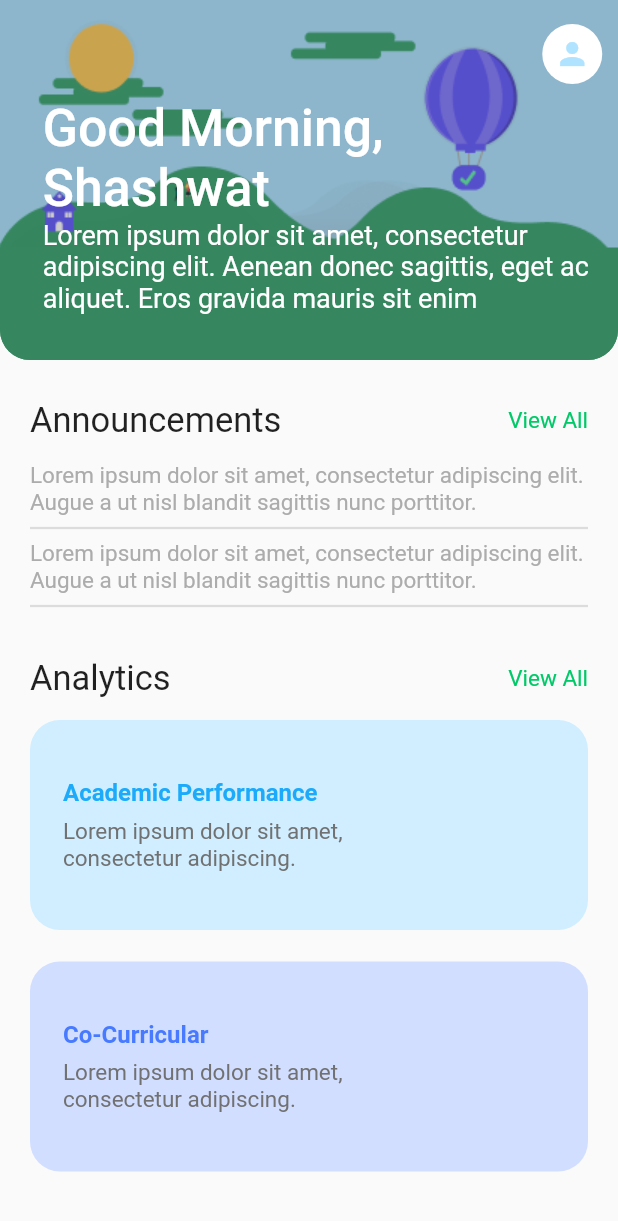
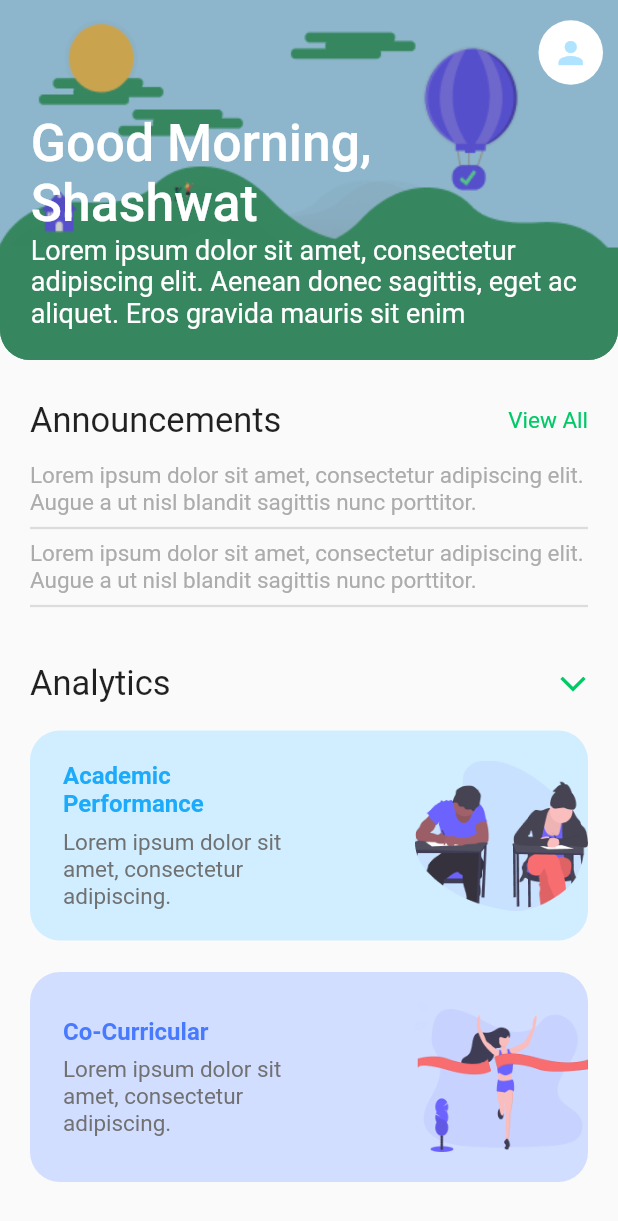
Before and after one commit to Shashwat-Joshi/IntelliEd, a Flutter app: the screen it shows after launch, on a phone screen of 412 x 824 dp. Shown: the top 1221 px of the screen. Run offline on Flutter 3.47's test engine with Material 2 defaults, Android fonts, the light colour scheme and no system bars; Roboto replaces fonts that are missing (Nunito Bold, Nunito Light, Nunito Regular).

Commit message:
analytics widget completed

```diff
--- a/lib/routes/appRoutes.dart
+++ b/lib/routes/appRoutes.dart
@@ -1,14 +1,23 @@
 import 'package:IntelliEd/users/student/presentation/pages/homePage.dart';
+import 'package:IntelliEd/users/student/presentation/pages/profilePage.dart';
 import 'package:flutter/material.dart';
 
 Route onGeneratedRoutes(RouteSettings settings) {
   switch (settings.name) {
+    // FIXME: Change / route to login page later on
     case '/':
       return PageRouteBuilder(
         transitionDuration: Duration(milliseconds: 300),
         pageBuilder: (context, _, __) => StudentHomePage(),
       );
       break;
+    case '/student/profile':
+      return PageRouteBuilder(
+        transitionDuration: Duration(milliseconds: 400),
+        reverseTransitionDuration: Duration(milliseconds: 400),
+        pageBuilder: (context, _, __) => StudentProfilePage(),
+      );
+      break;
     default:
       return null;
   }
--- a/lib/users/student/model/student.dart
+++ b/lib/users/student/model/student.dart
@@ -1,16 +1,16 @@
 import 'package:flutter/material.dart';
 
 // For Sliver app bar
-class AppBar {
+class CustomSliverAppBar {
   final String name, techSummary, imagePath;
-  AppBar({
+  CustomSliverAppBar({
     @required this.name,
     @required this.techSummary,
     @required this.imagePath,
   });
 }
 
-AppBar testAppBar = AppBar(
+CustomSliverAppBar testAppBar = CustomSliverAppBar(
     name: 'Shashwat',
     techSummary:
         'Lorem ipsum dolor sit amet, consectetur adipiscing elit. Aenean donec sagittis, eget ac aliquet. Eros gravida mauris sit enim',
@@ -30,12 +30,13 @@ Map<String, String> announcementText = {
 
 // For Analytics features
 class AnalyticsFeatures {
-  final String heading, subHeading;
+  final String heading, subHeading, imagePath;
   final Color color, textColor;
 
   AnalyticsFeatures({
     @required this.heading,
     @required this.subHeading,
+    @required this.imagePath,
     @required this.color,
     @required this.textColor,
   });
@@ -45,36 +46,42 @@ List<AnalyticsFeatures> analyticsFeatures = [
   AnalyticsFeatures(
     heading: 'Academic Performance',
     subHeading: 'Lorem ipsum dolor sit amet, consectetur adipiscing.',
+    imagePath: 'assets/student/images/analyticsVectors/1.png',
     color: Color(0xFFD0EEFF),
     textColor: Color(0xFF1CAAFA),
   ),
   AnalyticsFeatures(
     heading: 'Co-Curricular',
     subHeading: 'Lorem ipsum dolor sit amet, consectetur adipiscing.',
+    imagePath: 'assets/student/images/analyticsVectors/2.png',
     color: Color(0xFFD1DEFF),
     textColor: Color(0xFF477AFF),
   ),
   AnalyticsFeatures(
     heading: 'Behaviour',
     subHeading: 'Lorem ipsum dolor sit amet, consectetur adipiscing.',
+    imagePath: 'assets/student/images/analyticsVectors/1.png',
     color: Color(0xFFFFF2CA),
     textColor: Color(0xFFE3AE01),
   ),
   AnalyticsFeatures(
     heading: 'Skills',
     subHeading: 'Lorem ipsum dolor sit amet, consectetur adipiscing.',
+    imagePath: 'assets/student/images/analyticsVectors/1.png',
     color: Color(0xFFAFFFD9),
     textColor: Color(0xFF00C968),
   ),
   AnalyticsFeatures(
     heading: 'Attendance',
     subHeading: 'Lorem ipsum dolor sit amet, consectetur adipiscing.',
+    imagePath: 'assets/student/images/analyticsVectors/1.png',
     color: Color(0xFFFCDCFF),
     textColor: Color(0xFFF14CFF),
   ),
   AnalyticsFeatures(
     heading: 'Quiz',
     subHeading: 'Lorem ipsum dolor sit amet, consectetur adipiscing.',
+    imagePath: 'assets/student/images/analyticsVectors/1.png',
     color: Color(0xFFFFE2C7),
     textColor: Color(0xFFFA861C),
   ),
--- a/lib/users/student/presentation/pages/homePage.dart
+++ b/lib/users/student/presentation/pages/homePage.dart
@@ -1,8 +1,6 @@
-import 'package:IntelliEd/style/theme.dart';
-import 'package:IntelliEd/users/student/presentation/widgets/analyticsCardWidget.dart';
+import 'package:IntelliEd/users/student/presentation/widgets/homePageWidgets.dart';
 import 'package:IntelliEd/users/student/presentation/widgets/sliverAppBar.dart';
 import 'package:IntelliEd/users/student/model/student.dart';
-import 'package:IntelliEd/widgets/rowOfViewAll.dart';
 import 'package:flutter/material.dart';
 
 class StudentHomePage extends StatefulWidget {
@@ -12,6 +10,7 @@ class StudentHomePage extends StatefulWidget {
 
 class _StudentHomePageState extends State<StudentHomePage> {
   final ScrollController _scrollController = ScrollController();
+  double homePageHeight = 790.0;
 
   @override
   void dispose() {
@@ -24,23 +23,25 @@ class _StudentHomePageState extends State<StudentHomePage> {
     Size size = MediaQuery.of(context).size;
     return Scaffold(
       body: Scrollbar(
+        radius: Radius.circular(20.0),
         thickness: 4.0,
         controller: _scrollController,
         child: CustomScrollView(
           controller: _scrollController,
-          physics: BouncingScrollPhysics(),
+          physics: BouncingScrollPhysics(parent: ClampingScrollPhysics()),
           slivers: [
             sliverAppBarWidget(
               size,
               testAppBar.name,
               testAppBar.techSummary,
               testAppBar.imagePath,
+              this.context,
             ),
             SliverList(
               delegate: SliverChildListDelegate(
                 [
                   Container(
-                    height: 790,
+                    height: homePageHeight,
                     decoration: BoxDecoration(
                       borderRadius: BorderRadius.only(
                         topLeft: Radius.circular(20.0),
@@ -66,72 +67,20 @@ class _StudentHomePageState extends State<StudentHomePage> {
   List<Widget> homeScreenWidgets(Size size) {
     return [
       announcementWidget(),
-      analyticsWidget(size),
+      AnalyticsWidget(
+        size: size,
+        onTapArrow: (int turns) {
+          setState(() {
+            if (turns == 3) {
+              homePageHeight = 1450.0;
+            } else {
+              homePageHeight = 790.0;
+            }
+          });
+        },
+      ),
+      // assignmentWidget(),
       calendarWidget(),
     ];
   }
-
-  Widget announcementWidget() => Container(
-        child: Column(
-          children: [
-            SizedBox(height: 27.0),
-            rowofViewAll('Announcements'),
-            SizedBox(height: 14.0),
-            Text(
-              announcementText['0'],
-              style: viewAllStyle.apply(
-                color: Color(0xFFACACAC),
-              ),
-            ),
-            Divider(
-              thickness: 1.5,
-            ),
-            Text(
-              announcementText['0'],
-              style: viewAllStyle.apply(
-                color: Color(0xFFACACAC),
-              ),
-            ),
-            Divider(thickness: 1.5),
-          ],
-        ),
-      );
-
-  Widget analyticsWidget(Size size) => Container(
-        height: 400.0,
-        padding: EdgeInsets.all(0.0),
-        child: Column(
-          children: [
-            SizedBox(height: 27.0),
-            rowofViewAll('Analytics'),
-            SizedBox(height: 14.0),
-            for (int i = 0; i < 2; i++)
-              analyticsCardWidget(
-                  analyticsFeatures[i].heading,
-                  analyticsFeatures[i].subHeading,
-                  analyticsFeatures[i].color,
-                  analyticsFeatures[i].textColor,
-                  size),
-          ],
-        ),
-      );
-
-  Widget calendarWidget() => Container(
-        child: Column(
-          children: [
-            SizedBox(height: 27.0),
-            rowofViewAll('Calander'),
-            SizedBox(height: 14.0),
-            Text(
-              announcementText['0'],
-              style: viewAllStyle.apply(
-                color: Color(0xFFACACAC),
-              ),
-            ),
-            Divider(
-              thickness: 1.5,
-            ),
-          ],
-        ),
-      );
 }
--- a/lib/users/student/presentation/widgets/analyticsCardWidget.dart
+++ b/lib/users/student/presentation/widgets/analyticsCardWidget.dart
@@ -1,27 +1,33 @@
 import 'package:IntelliEd/style/theme.dart';
 import 'package:flutter/material.dart';
 
-analyticsCardWidget(String heading, String subheading, Color color,
-    Color textColor, Size size) {
-  print('H-${size.height} W-${size.width}');
+analyticsCardWidget(
+  String heading,
+  String subheading,
+  String imagePath,
+  Color color,
+  Color textColor,
+  Size size,
+) {
   return Container(
     margin: EdgeInsets.only(bottom: 21.0),
-    padding: EdgeInsets.symmetric(horizontal: 22.0),
+    padding: EdgeInsets.only(left: 22.0),
     height: 140.0,
-    width: size.width,
+    width: size.width - 0.0,
     decoration: BoxDecoration(
       color: color,
       borderRadius: BorderRadius.circular(20.0),
     ),
     child: Row(
+      mainAxisAlignment: MainAxisAlignment.spaceBetween,
       children: [
         Container(
-          width: size.width / 2,
+          width: size.width / 2 - 44.0,
           child: SingleChildScrollView(
             physics: BouncingScrollPhysics(),
             child: Column(
+              mainAxisAlignment: MainAxisAlignment.center,
               crossAxisAlignment: CrossAxisAlignment.start,
-              mainAxisAlignment: MainAxisAlignment.center,
               children: [
                 Text(
                   heading,
@@ -41,6 +47,17 @@ analyticsCardWidget(String heading, String subheading, Color color,
             ),
           ),
         ),
+        Container(
+          width: size.width / 2 - 44.0,
+          height: 100.0,
+          decoration: BoxDecoration(
+            image: DecorationImage(
+              alignment: Alignment.centerRight,
+              fit: BoxFit.contain,
+              image: AssetImage(imagePath),
+            ),
+          ),
+        ),
       ],
     ),
   );
--- /dev/null
+++ b/lib/users/student/presentation/widgets/homePageWidgets.dart
@@ -0,0 +1,126 @@
+import 'package:IntelliEd/style/theme.dart';
+import 'package:IntelliEd/users/student/model/student.dart';
+import 'package:IntelliEd/widgets/rowOfViewAll.dart';
+import 'package:flutter/material.dart';
+import 'analyticsCardWidget.dart';
+
+class AnalyticsWidget extends StatefulWidget {
+  final Function onTapArrow;
+  final Size size;
+  AnalyticsWidget({@required this.size, this.onTapArrow});
+
+  @override
+  _AnalyticsWidgetState createState() => _AnalyticsWidgetState();
+}
+
+class _AnalyticsWidgetState extends State<AnalyticsWidget> {
+  int turns = 1, listLength = 2;
+  double analyticsHeight = 400.0;
+
+  @override
+  Widget build(BuildContext context) {
+    return Container(
+      height: analyticsHeight,
+      padding: EdgeInsets.all(0.0),
+      child: SingleChildScrollView(
+        physics: NeverScrollableScrollPhysics(),
+        child: Column(
+          children: [
+            SizedBox(height: 27.0),
+            Row(
+              mainAxisAlignment: MainAxisAlignment.spaceBetween,
+              children: [
+                Text(
+                  'Analytics',
+                  style: heading2,
+                ),
+                InkWell(
+                  splashColor: Colors.transparent,
+                  highlightColor: Colors.transparent,
+                  onTap: () {
+                    setState(() {
+                      (turns == 1) ? turns = 3 : turns = 1;
+                      analyticsHeight == 400.0
+                          ? analyticsHeight = 1045.0
+                          : analyticsHeight = 400.0;
+                      widget.onTapArrow(turns);
+                      listLength == 2
+                          ? listLength = analyticsFeatures.length
+                          : listLength = 2;
+                    });
+                  },
+                  child: Container(
+                    padding: EdgeInsets.only(left: 10.0, bottom: 7.0, top: 7.0),
+                    child: RotatedBox(
+                      quarterTurns: turns,
+                      child: Icon(
+                        Icons.arrow_forward_ios,
+                        size: 20.0,
+                        color: Color(0xFF00C968),
+                      ),
+                    ),
+                  ),
+                ),
+              ],
+            ),
+            SizedBox(height: 14.0),
+            for (int i = 0; i < listLength; i++)
+              analyticsCardWidget(
+                analyticsFeatures[i].heading,
+                analyticsFeatures[i].subHeading,
+                analyticsFeatures[i].imagePath,
+                analyticsFeatures[i].color,
+                analyticsFeatures[i].textColor,
+                widget.size,
+              ),
+          ],
+        ),
+      ),
+    );
+  }
+}
+
+Widget announcementWidget() => Container(
+      child: Column(
+        children: [
+          SizedBox(height: 27.0),
+          rowofViewAll('Announcements'),
+          SizedBox(height: 14.0),
+          Text(
+            announcementText['0'],
+            style: viewAllStyle.apply(
+              color: Color(0xFFACACAC),
+            ),
+          ),
+          Divider(
+            thickness: 1.5,
+          ),
+          Text(
+            announcementText['0'],
+            style: viewAllStyle.apply(
+              color: Color(0xFFACACAC),
+            ),
+          ),
+          Divider(thickness: 1.5),
+        ],
+      ),
+    );
+
+Widget calendarWidget() => Container(
+      child: Column(
+        children: [
+          SizedBox(height: 27.0),
+          rowofViewAll('Calander'),
+          SizedBox(height: 14.0),
+          Text(
+            announcementText['0'],
+            style: viewAllStyle.apply(
+              color: Color(0xFFACACAC),
+            ),
+          ),
+          Divider(
+            thickness: 1.5,
+          ),
+        ],
+      ),
+    );
--- a/lib/users/student/presentation/widgets/sliverAppBar.dart
+++ b/lib/users/student/presentation/widgets/sliverAppBar.dart
@@ -7,14 +7,33 @@ sliverAppBarWidget(
   String name,
   String techSummary,
   String imagePath,
+  BuildContext context,
 ) {
   return SliverAppBar(
     actions: [
-      profileIcon(),
+      Container(
+        margin: EdgeInsets.only(right: 10.0, bottom: 10.0),
+        child: Hero(
+          tag: "profilepic",
+          child: Material(
+            color: Colors.transparent,
+            child: InkWell(
+              splashColor: Colors.transparent,
+              highlightColor: Colors.transparent,
+              onTap: () {
+                Navigator.pushNamed(context, '/student/profile');
+              },
+              child: profileIcon(),
+            ),
+          ),
+        ),
+      ),
     ],
+    pinned: true,
+    floating: false,
+    snap: false,
     primary: true,
-    snap: true,
-    floating: true,
+    stretch: true,
     shape: RoundedRectangleBorder(
       borderRadius: BorderRadius.only(
         bottomLeft: Radius.circular(20.0),
@@ -23,20 +42,19 @@ sliverAppBarWidget(
     ),
     forceElevated: false,
     elevation: 0.0,
+    toolbarHeight: 80.0,
     onStretchTrigger: () {
       return;
     },
-    stretch: true,
-    pinned: true,
-    collapsedHeight: 110.0,
+    collapsedHeight: 90.0,
+    expandedHeight: 240.0,
     flexibleSpace: FlexibleSpaceBar(
       stretchModes: [
         StretchMode.zoomBackground,
-        StretchMode.blurBackground,
         StretchMode.fadeTitle,
       ],
       centerTitle: false,
-      titlePadding: EdgeInsetsDirectional.only(start: 18.0, bottom: 20.0),
+      titlePadding: EdgeInsetsDirectional.only(start: 10.0, bottom: 10.0),
       collapseMode: CollapseMode.pin,
       title: Container(
         padding: EdgeInsets.all(7.0),
@@ -63,13 +81,15 @@ sliverAppBarWidget(
           bottomLeft: Radius.circular(20.0),
           bottomRight: Radius.circular(20.0),
         ),
-        child: Image.asset(
-          imagePath,
-          height: 240.0,
-          fit: BoxFit.cover,
+        child: Hero(
+          tag: imagePath,
+          child: Image.asset(
+            imagePath,
+            height: 240.0,
+            fit: BoxFit.cover,
+          ),
         ),
       ),
     ),
-    expandedHeight: 240.0,
   );
 }
--- a/pubspec.yaml
+++ b/pubspec.yaml
@@ -45,6 +45,7 @@ flutter:
   # To add assets to your application, add an assets section, like this:
   assets:
     - assets/student/images/
+    - assets/student/images/analyticsVectors/
 
   # An image asset can refer to one or more resolution-specific "variants", see
   # https://flutter.dev/assets-and-images/#resolution-aware.
```
Also changed, not shown: lib/users/student/presentation/pages/profilePage.dart (added, +94 -0 lines), lib/users/student/presentation/widgets/profileDescWidget.dart (added, +30 -0 lines), lib/widgets/profileIcon.dart (+5 -4 lines), assets/student/images/analyticsVectors/1.png (added), assets/student/images/analyticsVectors/2.png (added), assets/student/images/logo.png (added).
